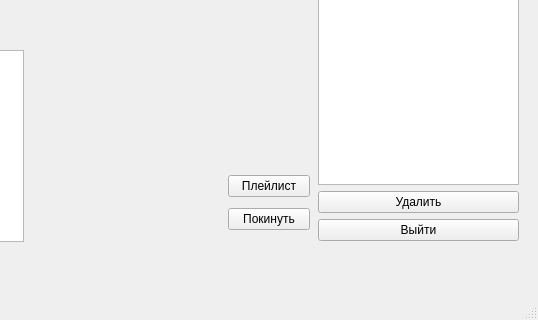
Before: the Qt Designer form ui/mainwindow.ui in vernolll/MusicTogether-App, drawn with Qt 5; both pictures show x 262 to 800 and y 280 to 600 of the 800 by 600 pixel window.
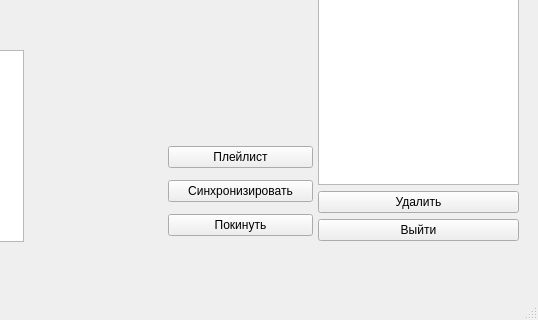
After: the same form once the commit is applied.

Patch:
```diff
--- a/ui/mainwindow.ui
+++ b/ui/mainwindow.ui
@@ -259,10 +259,10 @@
      <widget class="QWidget" name="layoutWidget">
       <property name="geometry">
        <rect>
-        <x>490</x>
-        <y>450</y>
-        <width>82</width>
-        <height>67</height>
+        <x>430</x>
+        <y>420</y>
+        <width>145</width>
+        <height>103</height>
        </rect>
       </property>
       <layout class="QVBoxLayout" name="verticalLayout_6">
@@ -273,6 +273,13 @@
          </property>
         </widget>
        </item>
+       <item>
+        <widget class="QPushButton" name="pushButton_synchron">
+         <property name="text">
+          <string>Синхронизировать</string>
+         </property>
+        </widget>
+       </item>
        <item>
         <widget class="QPushButton" name="pushButton_exit_room">
          <property name="text">
```
